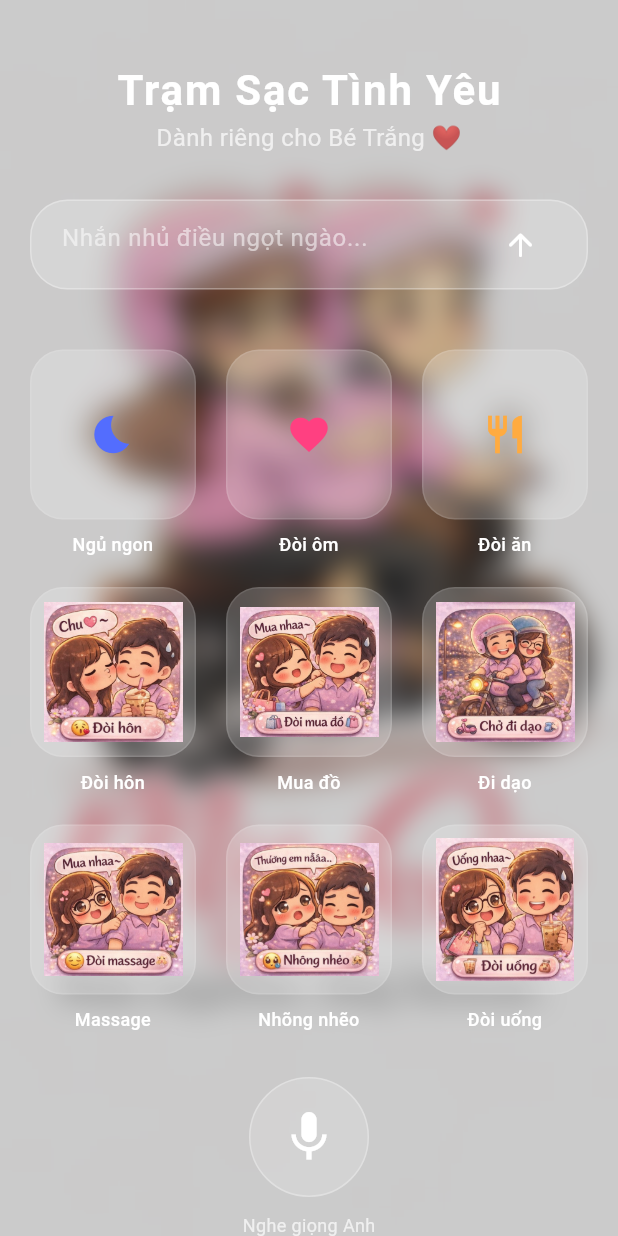
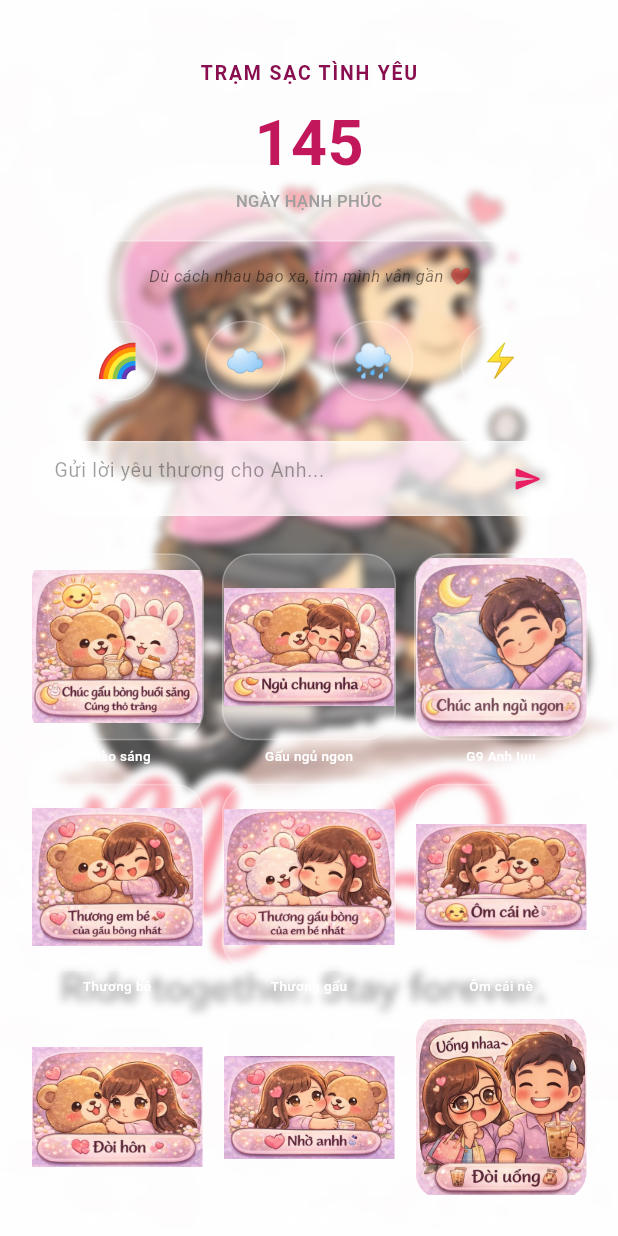
Before and after one commit to anhtanktvv-crypto/Tin-nh-n-y-u-th-ng-t-b-Tr-ng, a Flutter app: the screen it shows after launch, on a phone screen of 412 x 824 dp. Run offline on Flutter 3.47's test engine with Material 3 defaults, Android fonts, the light colour scheme and no system bars; our stand-ins replace audioplayers, confetti.

Commit message:
Update Tram Sac Tinh Yeu v3.5: Fixed background and added haptic

```diff
--- a/lib/main.dart
+++ b/lib/main.dart
@@ -3,6 +3,8 @@ import 'package:http/http.dart' as http;
 import 'dart:convert';
 import 'dart:ui';
 import 'package:audioplayers/audioplayers.dart';
+import 'package:confetti/confetti.dart';
+import 'package:flutter/services.dart'; // Thư viện dùng để Rung (Haptic)
 
 void main() => runApp(const MyApp());
 
@@ -27,11 +29,43 @@ class LovePage extends StatefulWidget {
 class _LovePageState extends State<LovePage> with TickerProviderStateMixin {
   final TextEditingController _controller = TextEditingController();
   final AudioPlayer _audioPlayer = AudioPlayer();
+  late ConfettiController _confettiController;
   bool _isSending = false;
-  bool _isNightMode = false;
 
-  // URL App Script mới của bạn
-  final String googleUrl = "https://script.google.com/macros/s/AKfycbwuDDrNzM82cQ3HwL5YcB8RV3-jGdKqvzXRdOeXbKGsgKIKxwGasXzd0IKLsa2c5iMp/exec";
+  // LINK SCRIPT MỚI NHẤT CỦA BẠN (ĐÃ CẬP NHẬT)
+  final String googleUrl = "https://script.google.com/macros/s/AKfycbz66AkNZSqP2pQZhc7QOx1hL-xV3eDFlmKZNjI5fUrlzynteEWzwEMOk4bdv1YNfucG/exec";
+
+  @override
+  void initState() {
+    super.initState();
+    _confettiController = ConfettiController(duration: const Duration(seconds: 2));
+  }
+
+  @override
+  void dispose() {
+    _confettiController.dispose();
+    _controller.dispose();
+    super.dispose();
+  }
+
+  // 1. TỰ ĐỘNG KIỂM TRA CHẾ ĐỘ NGÀY/ĐÊM (6h-18h là ngày)
+  bool _isNightNow() {
+    int hour = DateTime.now().hour;
+    return hour < 6 || hour >= 18;
+  }
+
+  // 2. TÍNH NGÀY KỶ NIỆM (TỪ 12/10/2025)
+  int _calculateDays() {
+    final startDate = DateTime(2025, 10, 12);
+    final now = DateTime.now();
+    return now.difference(startDate).inDays;
+  }
+
+  // 3. HIỆU ỨNG RUNG TIM ĐẬP (Haptic Feedback)
+  void _heartBeatVibration() {
+    HapticFeedback.mediumImpact();
+    Future.delayed(const Duration(milliseconds: 200), () => HapticFeedback.mediumImpact());
+  }
 
   Future<void> _playSound(String fileName) async {
     try {
@@ -40,19 +74,25 @@ class _LovePageState extends State<LovePage> with TickerProviderStateMixin {
     } catch (e) { print(e); }
   }
 
-  Future<void> _sendLove({String? directMsg}) async {
+  Future<void> _sendLove({String? directMsg, bool launchConfetti = false, String? mood}) async {
     String textToSend = directMsg ?? _controller.text;
+    if (mood != null) textToSend = "Tâm trạng hiện tại: $mood";
     if (textToSend.isEmpty) return;
+
+    if (launchConfetti) {
+      _confettiController.play();
+      _heartBeatVibration();
+    }
+
     setState(() => _isSending = true);
     try {
       await http.post(Uri.parse(googleUrl), body: jsonEncode({"loinhan": textToSend}));
-      if (directMsg == null) _controller.clear();
+      if (directMsg == null && mood == null) _controller.clear();
       ScaffoldMessenger.of(context).showSnackBar(
         SnackBar(
-          content: Text("Đã gửi: $textToSend"),
+          content: Text(mood != null ? "Đã báo cho Anh Tân là Bé đang $mood! ❤️" : "Đã gửi: $textToSend"),
           behavior: SnackBarBehavior.floating,
-          shape: RoundedRectangleBorder(borderRadius: BorderRadius.circular(15)),
-          backgroundColor: Colors.black87,
+          backgroundColor: _isNightNow() ? Colors.indigo[900] : Colors.pink[400],
         ),
       );
     } catch (e) { print(e); }
@@ -61,102 +101,110 @@ class _LovePageState extends State<LovePage> with TickerProviderStateMixin {
 
   @override
   Widget build(BuildContext context) {
+    bool isNight = _isNightNow();
+
     return Scaffold(
       body: Stack(
         children: [
+          // 1. HÌNH NỀN CHÍNH CỦA BẠN
           Container(
             decoration: const BoxDecoration(
-              image: DecorationImage(image: AssetImage('assets/background.jpg'), fit: BoxFit.cover),
+              image: DecorationImage(
+                image: AssetImage('assets/background.jpg'),
+                fit: BoxFit.cover,
+              ),
             ),
           ),
+
+          // 2. LỚP PHỦ MÀU ADAPTIVE (Tự đổi tông Sáng/Tối theo giờ)
           AnimatedContainer(
-            duration: const Duration(seconds: 1),
-            color: _isNightMode ? Colors.black.withOpacity(0.8) : Colors.black.withOpacity(0.2),
+            duration: const Duration(seconds: 2),
+            color: isNight
+                ? Colors.indigo[900]!.withOpacity(0.65) // Tông đêm mờ ảo
+                : Colors.white.withOpacity(0.15),       // Tông ngày trong trẻo
             child: BackdropFilter(
-              filter: ImageFilter.blur(sigmaX: 10, sigmaY: 10),
+              filter: ImageFilter.blur(sigmaX: 3, sigmaY: 3),
               child: Container(color: Colors.transparent),
             ),
           ),
+
+          // 3. PHÁO HOA TIM
+          Align(
+            alignment: Alignment.center,
+            child: ConfettiWidget(
+              confettiController: _confettiController,
+              blastDirectionality: BlastDirectionality.explosive,
+              colors: const [Colors.red, Colors.pink, Colors.white],
+              createParticlePath: _drawHeart,
+            ),
+          ),
+
           SafeArea(
             child: SingleChildScrollView(
               padding: const EdgeInsets.symmetric(horizontal: 20),
               child: Column(
                 children: [
-                  const SizedBox(height: 40),
-                  const Text("Trạm Sạc Tình Yêu",
-                    style: TextStyle(color: Colors.white, fontSize: 28, fontWeight: FontWeight.bold, letterSpacing: 1.2)),
-                  const Text("Dành riêng cho Bé Trắng ❤️",
-                    style: TextStyle(color: Colors.white70, fontSize: 16)),
-                  const SizedBox(height: 30),
+                  const SizedBox(height: 20),
+                  // CARD KỶ NIỆM
+                  _buildHeaderCard(isNight),
 
-                  // Ô nhập tin nhắn
-                  Container(
-                    decoration: BoxDecoration(
-                      color: Colors.white.withOpacity(0.2),
-                      borderRadius: BorderRadius.circular(25),
-                      border: Border.all(color: Colors.white.withOpacity(0.3)),
-                    ),
-                    padding: const EdgeInsets.symmetric(horizontal: 20, vertical: 5),
-                    child: TextField(
-                      controller: _controller,
-                      style: const TextStyle(color: Colors.white),
-                      decoration: InputDecoration(
-                        hintText: "Nhắn nhủ điều ngọt ngào...",
-                        hintStyle: const TextStyle(color: Colors.white54),
-                        border: InputBorder.none,
-                        suffixIcon: IconButton(
-                          icon: const Icon(Icons.arrow_upward_rounded, color: Colors.white),
-                          onPressed: () => _sendLove(),
-                        ),
-                      ),
-                    ),
+                  const SizedBox(height: 15),
+                  Text(
+                    "Dù cách nhau bao xa, tim mình vẫn gần ❤️",
+                    style: TextStyle(color: isNight ? Colors.white70 : Colors.black54, fontSize: 11, fontStyle: FontStyle.italic),
                   ),
 
-                  const SizedBox(height: 40),
+                  const SizedBox(height: 20),
 
-                  // Lưới các nút bấm với HÌNH ẢNH RIÊNG
-                  GridView.count(
-                    shrinkWrap: true,
-                    physics: const NeverScrollableScrollPhysics(),
-                    crossAxisCount: 3,
-                    mainAxisSpacing: 20,
-                    crossAxisSpacing: 20,
-                    childAspectRatio: 0.8, // Chỉnh tỷ lệ để text không bị mất
+                  // THANH TÂM TRẠNG (MOOD)
+                  Row(
+                    mainAxisAlignment: MainAxisAlignment.spaceEvenly,
                     children: [
-                      _ioSButton("Ngủ ngon", Icons.bedtime, Colors.indigoAccent, () {
-                        setState(() => _isNightMode = true);
-                        _playSound('sleep.mp3');
-                        Future.delayed(const Duration(seconds: 15), () => setState(() => _isNightMode = false));
-                      }),
-                      _ioSButton("Đòi ôm", Icons.favorite, Colors.pinkAccent, () => _sendLove(directMsg: "Bé Trắng muốn được ôm! 🫂")),
-                      _ioSButton("Đòi ăn", Icons.restaurant, Colors.orangeAccent, () => _sendLove(directMsg: "Bé Trắng đói bụng rồi! 🍦")),
-
-                      // CÁC NÚT DÙNG HÌNH ẢNH CỦA BẠN
-                      _ioSButton("Đòi hôn", "assets/Doihon.png", Colors.redAccent, () => _sendLove(directMsg: "Bé Trắng đòi hôn miếng nè! 😘")),
-                      _ioSButton("Mua đồ", "assets/doimuado.png", Colors.purpleAccent, () => _sendLove(directMsg: "Bé Trắng muốn shopping! 🛍️")),
-                      _ioSButton("Đi dạo", "assets/chodidao.png", Colors.teal, () => _sendLove(directMsg: "Chở Bé dạo Trường Sa đi Anh! 🛵")),
-
-                      _ioSButton("Massage", "assets/doimassage.png", Colors.greenAccent, () => _sendLove(directMsg: "Bé mỏi lưng, đòi massage! 💆‍♀️")),
-                      _ioSButton("Nhõng nhẽo", "assets/Nhongnheo.png", Colors.lightBlueAccent, () => _sendLove(directMsg: "Bé đang nhõng nhẽo nè! 🥺")),
-                      _ioSButton("Đòi uống", "assets/doiuong.png", Colors.brown, () => _sendLove(directMsg: "Bé thèm trà sữa quá! 🧋")),
+                      _moodIcon("🌈", "Vui vẻ"),
+                      _moodIcon("☁️", "Bình thường"),
+                      _moodIcon("🌧️", "Hơi buồn"),
+                      _moodIcon("⚡", "Đang dỗi"),
                     ],
                   ),
 
-                  const SizedBox(height: 30),
+                  const SizedBox(height: 25),
+
+                  // Ô NHẬP TIN NHẮN
+                  _buildMessageInput(isNight),
+
+                  const SizedBox(height: 25),
+
+                  // LƯỚI 12 ICON (Đã sửa ngungon chuẩn chính tả)
+                  _buildIconGrid(),
+
+                  const SizedBox(height: 20),
+
+                  // NHẬT KÝ & THỬ THÁCH
+                  Row(
+                    children: [
+                      Expanded(child: _actionButton("Nhật Ký ❤️", Icons.book_rounded, Colors.pinkAccent, () {})),
+                      const SizedBox(width: 15),
+                      Expanded(child: _actionButton("Thử Thách 🏆", Icons.star_rounded, Colors.orangeAccent, () => _showChallenge())),
+                    ],
+                  ),
+
+                  const SizedBox(height: 25),
+                  // NÚT TRÁI TIM RUNG ĐẬP
                   GestureDetector(
-                    onTap: () => _playSound('hello.mp3'),
+                    onTap: () {
+                      _heartBeatVibration();
+                      _playSound('hello.mp3');
+                    },
                     child: Container(
-                      height: 80, width: 80,
+                      height: 65, width: 65,
                       decoration: BoxDecoration(
                         shape: BoxShape.circle,
-                        color: Colors.white.withOpacity(0.15),
-                        border: Border.all(color: Colors.white30),
+                        color: Colors.white.withOpacity(0.2),
+                        border: Border.all(color: Colors.white30)
                       ),
-                      child: const Icon(Icons.mic, color: Colors.white, size: 40),
+                      child: const Icon(Icons.favorite, color: Colors.red, size: 30),
                     ),
                   ),
-                  const SizedBox(height: 10),
-                  const Text("Nghe giọng Anh", style: TextStyle(color: Colors.white70, fontSize: 12)),
                   const SizedBox(height: 40),
                 ],
               ),
@@ -167,37 +215,136 @@ class _LovePageState extends State<LovePage> with TickerProviderStateMixin {
     );
   }
 
-  // Hàm tạo nút bấm thông minh: Tự nhận diện Icon hoặc Hình ảnh
-  Widget _ioSButton(String label, dynamic iconOrImage, Color color, VoidCallback onTap) {
+  // --- WIDGETS THÀNH PHẦN ---
+
+  Widget _buildHeaderCard(bool isNight) {
+    return Container(
+      width: double.infinity,
+      padding: const EdgeInsets.all(18),
+      decoration: BoxDecoration(
+        color: isNight ? Colors.white.withOpacity(0.12) : Colors.white.withOpacity(0.4),
+        borderRadius: BorderRadius.circular(25),
+        border: Border.all(color: Colors.white24),
+      ),
+      child: Column(
+        children: [
+          Text("TRẠM SẠC TÌNH YÊU", style: TextStyle(color: isNight ? Colors.white : Colors.pink[900], fontWeight: FontWeight.bold, letterSpacing: 1.2, fontSize: 13)),
+          const SizedBox(height: 8),
+          Text("${_calculateDays()}", style: TextStyle(color: isNight ? Colors.pinkAccent : Colors.pink[700], fontSize: 42, fontWeight: FontWeight.bold)),
+          const Text("NGÀY HẠNH PHÚC", style: TextStyle(color: Colors.grey, fontSize: 11, fontWeight: FontWeight.w500)),
+        ],
+      ),
+    );
+  }
+
+  Widget _buildMessageInput(bool isNight) {
+    return Container(
+      decoration: BoxDecoration(
+        color: isNight ? Colors.white.withOpacity(0.1) : Colors.white.withOpacity(0.7),
+        borderRadius: BorderRadius.circular(25),
+        border: Border.all(color: Colors.white24),
+      ),
+      padding: const EdgeInsets.symmetric(horizontal: 15),
+      child: TextField(
+        controller: _controller,
+        style: TextStyle(color: isNight ? Colors.white : Colors.black87, fontSize: 14),
+        decoration: InputDecoration(
+          hintText: "Gửi lời yêu thương cho Anh...",
+          hintStyle: TextStyle(color: isNight ? Colors.white54 : Colors.black38, fontSize: 13),
+          border: InputBorder.none,
+          suffixIcon: IconButton(
+            icon: Icon(Icons.send_rounded, color: isNight ? Colors.pinkAccent : Colors.pink, size: 20),
+            onPressed: () => _sendLove(),
+          ),
+        ),
+      ),
+    );
+  }
+
+  Widget _buildIconGrid() {
+    return GridView.count(
+      shrinkWrap: true,
+      physics: const NeverScrollableScrollPhysics(),
+      crossAxisCount: 3,
+      mainAxisSpacing: 12,
+      crossAxisSpacing: 12,
+      childAspectRatio: 0.82,
+      children: [
+        _ioSButton("Chào sáng", "assets/chaobuoisangem.png", () => _sendLove(directMsg: "Dậy thôi bé ơi! ☀️", launchConfetti: true)),
+        _ioSButton("Gấu ngủ ngon", "assets/gaubongngungon.png", () => _sendLove(directMsg: "Gấu đi ngủ đây! 😴")),
+        _ioSButton("G9 Anh Iuu", "assets/anhngungon.png", () => _sendLove(directMsg: "Chúc Anh ngủ ngon! 🌙")),
+        _ioSButton("Thương bé", "assets/thuongembe.png", () => _sendLove(directMsg: "Thương em nhất! ❤️", launchConfetti: true)),
+        _ioSButton("Thương gấu", "assets/thuonggaubong.png", () => _sendLove(directMsg: "Thương Gấu lắm! 🧸", launchConfetti: true)),
+        _ioSButton("Ôm cái nè", "assets/omcaine.png", () => _sendLove(directMsg: "Ôm một cái thật chặt! 🫂", launchConfetti: true)),
+        _ioSButton("Hôn miếng", "assets/hon.png", () => _sendLove(directMsg: "Hôn miếng nà! 😘", launchConfetti: true)),
+        _ioSButton("Nhoaaa", "assets/nhoa.png", () => _sendLove(directMsg: "Nhoaaa! 🥺")),
+        _ioSButton("Phê la đi", "assets/doiuong.png", () => _sendLove(directMsg: "Thèm trà sữa quá! 🧋")),
+        _ioSButton("Đi dạo thôi", "assets/chodidao.png", () => _sendLove(directMsg: "Đi dạo phố đi Anh! 🛵")),
+        _ioSButton("Massage nè", "assets/doimassage.png", () => _sendLove(directMsg: "Mỏi lưng quá à! 💆‍♀️")),
+        _ioSButton("Mua đồ nà", "assets/doimuado.png", () => _sendLove(directMsg: "Dẫn bé đi shopping! 🛍️")),
+      ],
+    );
+  }
+
+  Widget _moodIcon(String emoji, String label) {
+    return GestureDetector(
+      onTap: () {
+        _heartBeatVibration();
+        _sendLove(mood: label);
+      },
+      child: Container(
+        padding: const EdgeInsets.all(12),
+        decoration: BoxDecoration(color: Colors.white.withOpacity(0.12), shape: BoxShape.circle, border: Border.all(color: Colors.white24)),
+        child: Text(emoji, style: const TextStyle(fontSize: 22)),
+      ),
+    );
+  }
+
+  Widget _actionButton(String title, IconData icon, Color color, VoidCallback onTap) {
+    return ElevatedButton.icon(
+      onPressed: onTap,
+      icon: Icon(icon, color: Colors.white, size: 16),
+      label: Text(title, style: const TextStyle(color: Colors.white, fontSize: 12)),
+      style: ElevatedButton.styleFrom(backgroundColor: color.withOpacity(0.65), shape: RoundedRectangleBorder(borderRadius: BorderRadius.circular(12))),
+    );
+  }
+
+  void _showChallenge() {
+    final challenges = ["Khen Anh Tân 1 câu ngọt ngào!", "Gửi 1 tấm hình đẹp nhất của Bé!", "Hát 1 câu tặng Anh nhé!", "Tối nay mình đi ăn món gì Bé thích nà!"];
+    showDialog(
+      context: context,
+      builder: (ctx) => AlertDialog(
+        shape: RoundedRectangleBorder(borderRadius: BorderRadius.circular(20)),
+        title: const Text("Thử Thách Hôm Nay 🏆"),
+        content: Text((challenges..shuffle()).first),
+        actions: [TextButton(onPressed: () => Navigator.pop(ctx), child: const Text("Okie luôn!"))],
+      ),
+    );
+  }
+
+  Path _drawHeart(Size size) {
+    double width = size.width, height = size.height;
+    Path path = Path();
+    path.moveTo(0.5 * width, height * 0.35);
+    path.cubicTo(0.2 * width, height * 0.1, -0.35 * width, height * 0.6, 0.5 * width, height);
+    path.cubicTo(1.35 * width, height * 0.6, 0.8 * width, height * 0.1, 0.5 * width, height * 0.35);
+    path.close();
+    return path;
+  }
+
+  Widget _ioSButton(String label, String imagePath, VoidCallback onTap) {
     return GestureDetector(
       onTap: onTap,
       child: Column(
         children: [
           Expanded(
             child: Container(
-              decoration: BoxDecoration(
-                color: Colors.white.withOpacity(0.2),
-                borderRadius: BorderRadius.circular(22),
-                border: Border.all(color: Colors.white.withOpacity(0.1)),
-              ),
-              child: ClipRRect(
-                borderRadius: BorderRadius.circular(20),
-                child: Center(
-                  child: iconOrImage is IconData
-                    ? Icon(iconOrImage, color: color, size: 30) // Dùng icon hệ thống
-                    : Padding(
-                        padding: const EdgeInsets.all(8.0), // Căn lề cho ảnh đẹp hơn
-                        child: Image.asset(iconOrImage, fit: BoxFit.contain), // Dùng ảnh của bạn
-                      ),
-                ),
-              ),
+              decoration: BoxDecoration(color: Colors.white.withOpacity(0.2), borderRadius: BorderRadius.circular(20), border: Border.all(color: Colors.white24)),
+              child: ClipRRect(borderRadius: BorderRadius.circular(18), child: Image.asset(imagePath, fit: BoxFit.contain)),
             ),
           ),
-          const SizedBox(height: 8),
-          Text(label,
-            textAlign: TextAlign.center,
-            style: const TextStyle(color: Colors.white, fontSize: 12, fontWeight: FontWeight.w500)
-          ),
+          const SizedBox(height: 4),
+          Text(label, style: const TextStyle(color: Colors.white, fontSize: 9, fontWeight: FontWeight.w500)),
         ],
       ),
     );
--- a/pubspec.yaml
+++ b/pubspec.yaml
@@ -12,7 +12,8 @@ dependencies:
     sdk: flutter
   http: ^1.2.0
   cupertino_icons: ^1.0.8
-  audioplayers: ^5.2.1
+  audioplayers: ^6.6.0
+  confetti: ^0.8.0
 
 dev_dependencies:
   flutter_test:
```
Also changed, not shown: assets/ChatGPT Image Mar 6, 2026, 12_19_14 PM.png (added), assets/anhngungon.png (added), assets/chaobuoisangem.png (added), assets/embengungon.png (added), assets/gaubongngungon.png (added), assets/hon.png (added), assets/mammam.png (added), assets/nhoa.png (added), assets/omcaine.png (added), assets/thuongembe.png (added), assets/thuonggaubong.png (added), pubspec.lock, 3 other files.
